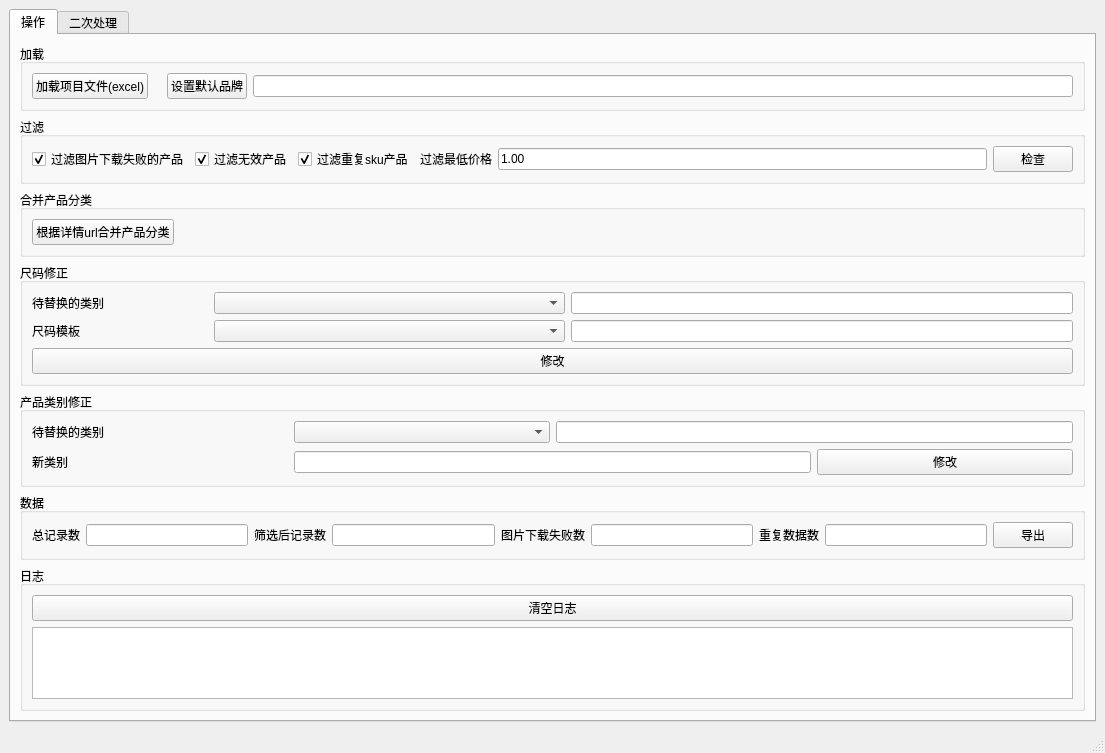
Above: data_export_tools/views/main_window.ui from l3n641/collection_product_spider before the change. Below: the same form after it.
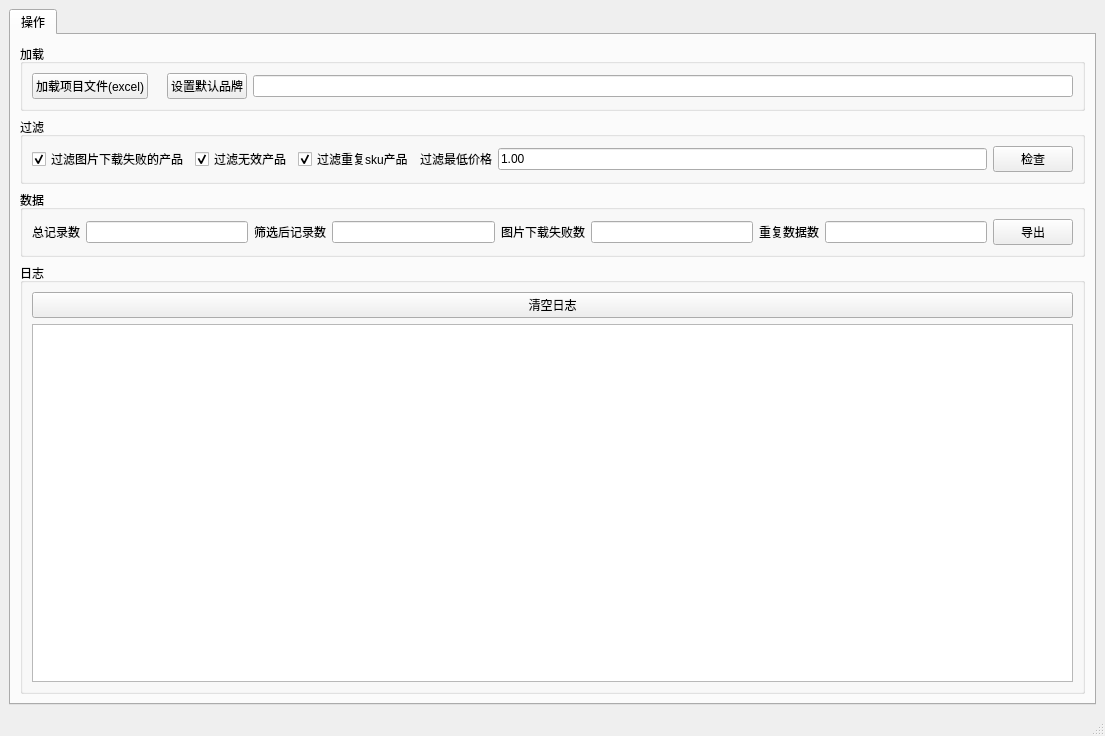
That is the form after the change.

What changed in the file:
```diff
--- a/data_export_tools/views/main_window.ui
+++ b/data_export_tools/views/main_window.ui
@@ -31,82 +31,6 @@
         <string>操作</string>
        </attribute>
        <layout class="QGridLayout" name="gridLayout_9">
-        <item row="0" column="0">
-         <widget class="QGroupBox" name="groupBox_4">
-          <property name="title">
-           <string>加载</string>
-          </property>
-          <layout class="QGridLayout" name="gridLayout">
-           <item row="0" column="0">
-            <widget class="QPushButton" name="button_load_project">
-             <property name="text">
-              <string>加载项目文件(excel)</string>
-             </property>
-            </widget>
-           </item>
-           <item row="0" column="2">
-            <widget class="QPushButton" name="button_set_default_brand">
-             <property name="text">
-              <string>设置默认品牌</string>
-             </property>
-            </widget>
-           </item>
-           <item row="0" column="3">
-            <widget class="QLineEdit" name="input_default_brand"/>
-           </item>
-           <item row="0" column="1">
-            <widget class="QLabel" name="label_project_file">
-             <property name="text">
-              <string/>
-             </property>
-            </widget>
-           </item>
-          </layout>
-         </widget>
-        </item>
-        <item row="4" column="0">
-         <widget class="QGroupBox" name="groupBox_6">
-          <property name="title">
-           <string>产品类别修正</string>
-          </property>
-          <layout class="QGridLayout" name="gridLayout_4">
-           <item row="1" column="2" colspan="2">
-            <widget class="QLineEdit" name="input_category_name_pattern"/>
-           </item>
-           <item row="2" column="3">
-            <widget class="QPushButton" name="button_upate_category_name">
-             <property name="text">
-              <string>修改</string>
-             </property>
-            </widget>
-           </item>
-           <item row="1" column="1">
-            <widget class="QComboBox" name="combobox_category_name">
-             <property name="styleSheet">
-              <string notr="true"/>
-             </property>
-            </widget>
-           </item>
-           <item row="2" column="1" colspan="2">
-            <widget class="QLineEdit" name="input_new_category_name"/>
-           </item>
-           <item row="1" column="0">
-            <widget class="QLabel" name="label_9">
-             <property name="text">
-              <string>待替换的类别</string>
-             </property>
-            </widget>
-           </item>
-           <item row="2" column="0">
-            <widget class="QLabel" name="label_10">
-             <property name="text">
-              <string>新类别</string>
-             </property>
-            </widget>
-           </item>
-          </layout>
-         </widget>
-        </item>
         <item row="1" column="0">
          <widget class="QGroupBox" name="groupBox">
           <property name="title">
@@ -167,7 +91,40 @@
           </layout>
          </widget>
         </item>
-        <item row="5" column="0">
+        <item row="0" column="0">
+         <widget class="QGroupBox" name="groupBox_4">
+          <property name="title">
+           <string>加载</string>
+          </property>
+          <layout class="QGridLayout" name="gridLayout">
+           <item row="0" column="0">
+            <widget class="QPushButton" name="button_load_project">
+             <property name="text">
+              <string>加载项目文件(excel)</string>
+             </property>
+            </widget>
+           </item>
+           <item row="0" column="2">
+            <widget class="QPushButton" name="button_set_default_brand">
+             <property name="text">
+              <string>设置默认品牌</string>
+             </property>
+            </widget>
+           </item>
+           <item row="0" column="3">
+            <widget class="QLineEdit" name="input_default_brand"/>
+           </item>
+           <item row="0" column="1">
+            <widget class="QLabel" name="label_project_file">
+             <property name="text">
+              <string/>
+             </property>
+            </widget>
+           </item>
+          </layout>
+         </widget>
+        </item>
+        <item row="2" column="0">
          <widget class="QGroupBox" name="groupBox_2">
           <property name="title">
            <string>数据</string>
@@ -239,23 +196,7 @@
           </layout>
          </widget>
         </item>
-        <item row="2" column="0">
-         <widget class="QGroupBox" name="groupBox_7">
-          <property name="title">
-           <string>合并产品分类</string>
-          </property>
-          <layout class="QGridLayout" name="gridLayout_8">
-           <item row="0" column="0" alignment="Qt::AlignLeft">
-            <widget class="QPushButton" name="button_merge_product_category">
-             <property name="text">
-              <string>根据详情url合并产品分类</string>
-             </property>
-            </widget>
-           </item>
-          </layout>
-         </widget>
-        </item>
-        <item row="6" column="0">
+        <item row="3" column="0">
          <widget class="QGroupBox" name="groupBox_3">
           <property name="title">
            <string>日志</string>
@@ -276,87 +217,6 @@
             </widget>
            </item>
           </layout>
-         </widget>
-        </item>
-        <item row="3" column="0">
-         <widget class="QGroupBox" name="groupBox_5">
-          <property name="title">
-           <string>尺码修正</string>
-          </property>
-          <layout class="QGridLayout" name="gridLayout_3">
-           <item row="0" column="0" alignment="Qt::AlignLeft">
-            <widget class="QLabel" name="label_7">
-             <property name="text">
-              <string>待替换的类别</string>
-             </property>
-            </widget>
-           </item>
-           <item row="0" column="3" alignment="Qt::AlignRight">
-            <widget class="QLineEdit" name="input_category_pattern">
-             <property name="styleSheet">
-              <string notr="true">width:500px</string>
-             </property>
-            </widget>
-           </item>
-           <item row="0" column="1" colspan="2">
-            <widget class="QComboBox" name="combo_box_category">
-             <property name="styleSheet">
-              <string notr="true"/>
-             </property>
-            </widget>
-           </item>
-           <item row="1" column="1" colspan="2">
-            <widget class="QComboBox" name="combobox_size_temolate"/>
-           </item>
-           <item row="1" column="0" alignment="Qt::AlignLeft">
-            <widget class="QLabel" name="label_8">
-             <property name="text">
-              <string>尺码模板</string>
-             </property>
-            </widget>
-           </item>
-           <item row="1" column="3" alignment="Qt::AlignRight">
-            <widget class="QLineEdit" name="input_size">
-             <property name="styleSheet">
-              <string notr="true">width:500px</string>
-             </property>
-            </widget>
-           </item>
-           <item row="2" column="0" colspan="4">
-            <widget class="QPushButton" name="button_update_size">
-             <property name="text">
-              <string>修改</string>
-             </property>
-            </widget>
-           </item>
-          </layout>
-         </widget>
-        </item>
-       </layout>
-      </widget>
-      <widget class="QWidget" name="tab_2">
-       <attribute name="title">
-        <string>二次处理</string>
-       </attribute>
-       <layout class="QGridLayout" name="gridLayout_10">
-        <item row="0" column="0">
-         <widget class="QGroupBox" name="groupBox_8">
-          <property name="title">
-           <string>工具</string>
-          </property>
-          <widget class="QPushButton" name="button_update_pre_product_category">
-           <property name="geometry">
-            <rect>
-             <x>20</x>
-             <y>30</y>
-             <width>131</width>
-             <height>24</height>
-            </rect>
-           </property>
-           <property name="text">
-            <string>更新预处理产品分类</string>
-           </property>
-          </widget>
          </widget>
         </item>
        </layout>
```
